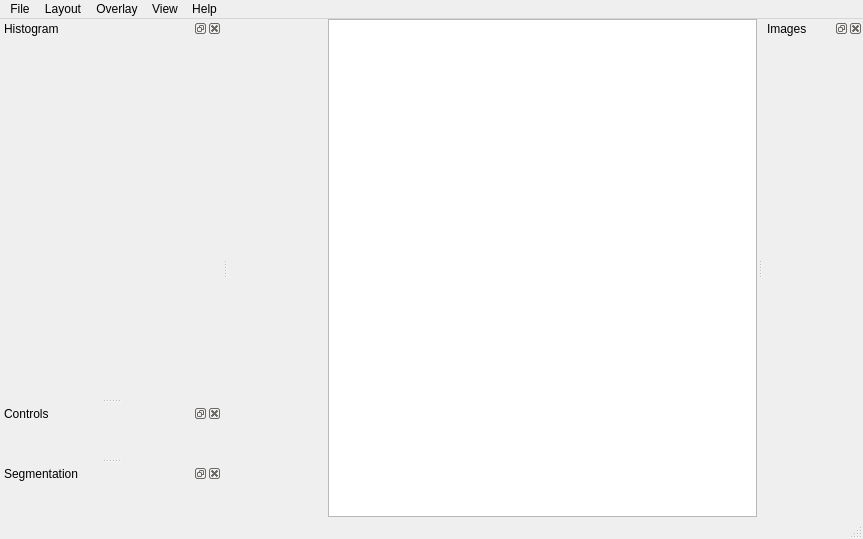
The window that mainwindow.ui (GIBIS-UNIFESP/BIAL-GUI) describes before a commit, drawn with Qt 5.
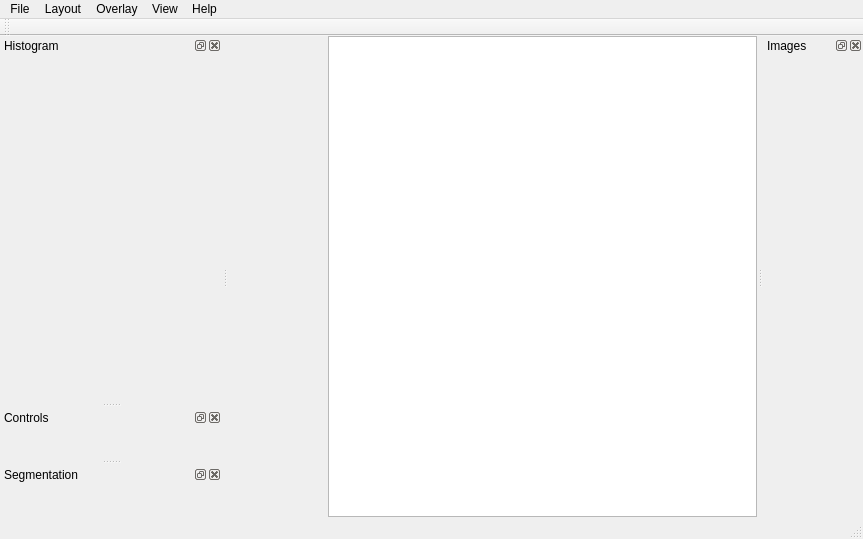
The same window after the commit. Icons and pictures are not drawn. Custom widgets are drawn as their Qt base class.

Commit message: Default tool change other slices.

```diff
--- a/mainwindow.ui
+++ b/mainwindow.ui
@@ -322,6 +322,17 @@
     </layout>
    </widget>
   </widget>
+  <widget class="QToolBar" name="toolBar">
+   <property name="windowTitle">
+    <string>toolBar</string>
+   </property>
+   <attribute name="toolBarArea">
+    <enum>TopToolBarArea</enum>
+   </attribute>
+   <attribute name="toolBarBreak">
+    <bool>false</bool>
+   </attribute>
+  </widget>
   <action name="actionOpen_image">
    <property name="text">
     <string>Open image...</string>
```
Left out of the diff: 5 changed lines with no effect on the pictures. The commit also changes 9 other files.
